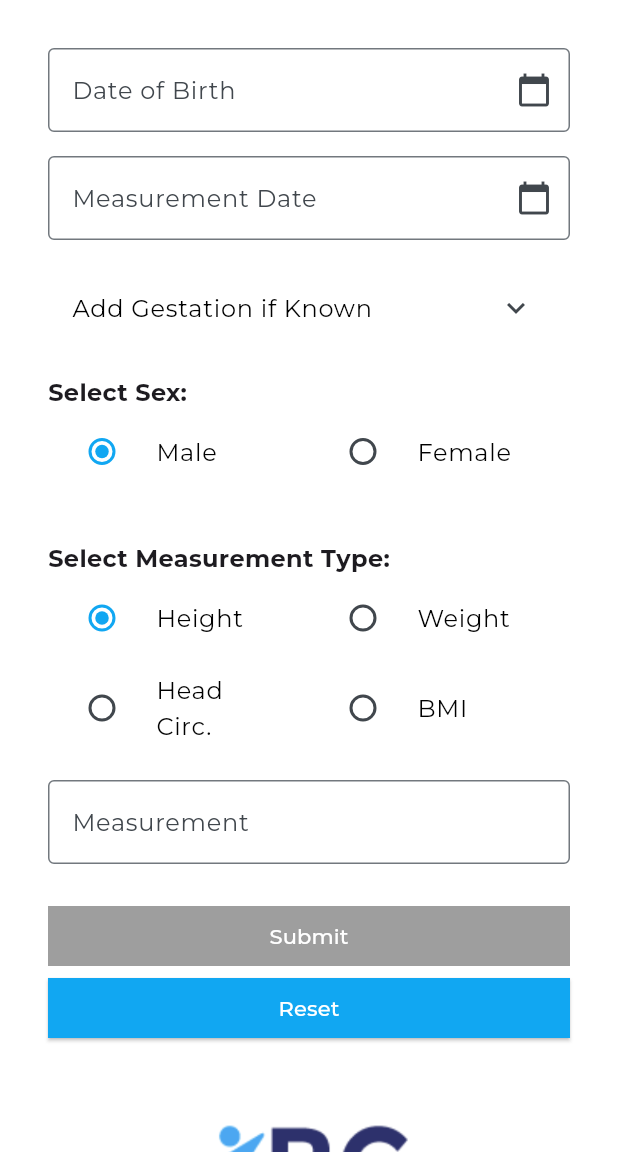
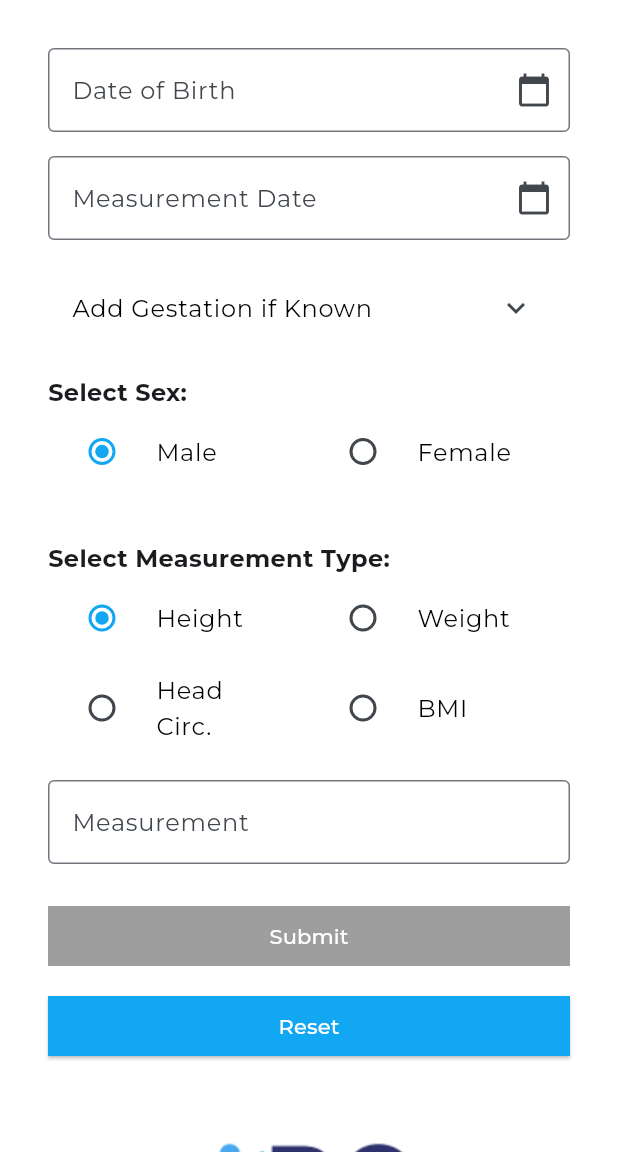
Before and after one commit to rcpch/digital-growth-charts-app, a Flutter app: the screen it shows after launch, on a phone screen of 412 x 824 dp, the part 84-1236 px from its top. Run offline on Flutter 3.47's test engine with Material 3 defaults, Android fonts, the phone set to English and light mode, and no system bars; our stand-ins replace fl_chart, flutter_dotenv, google_fonts, smooth_page_indicator.

Commit message:
add explicit padding between submit and reset buttons

```diff
--- a/lib/widgets/input.dart
+++ b/lib/widgets/input.dart
@@ -642,6 +642,7 @@ class _InputFormState extends State<InputForm> {
                   ),
                 )),
             ),
+            const SizedBox(height: 12.0),
             // Reset Button
             ElevatedButton(
               onPressed: _hardResetForm,
```
